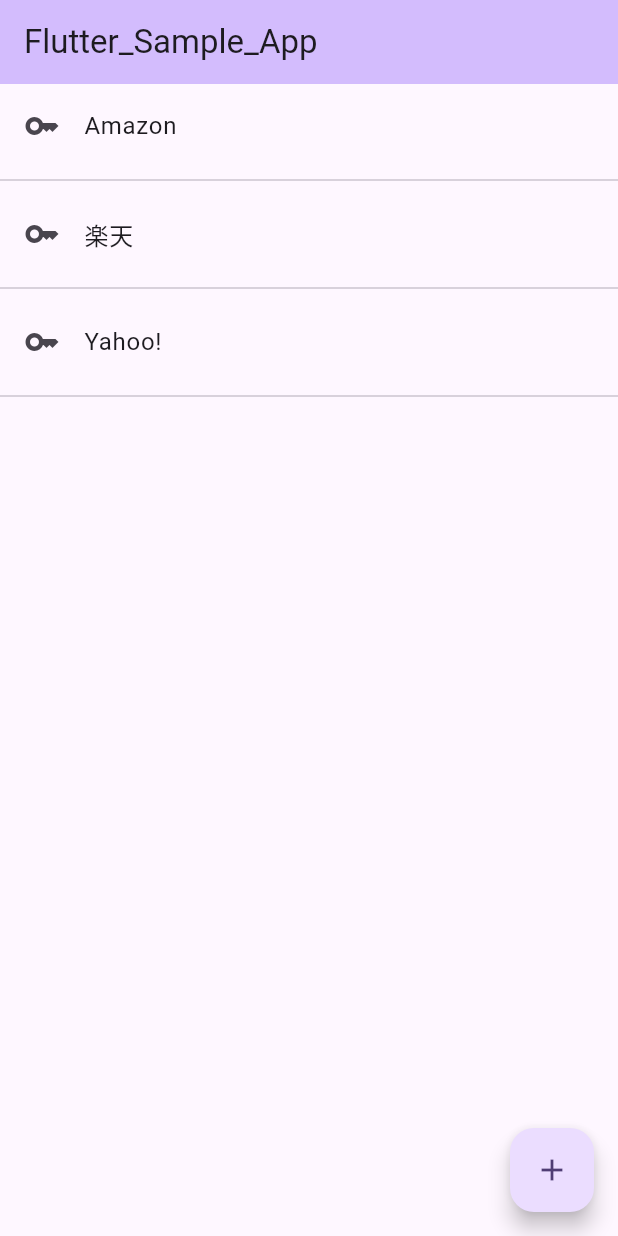
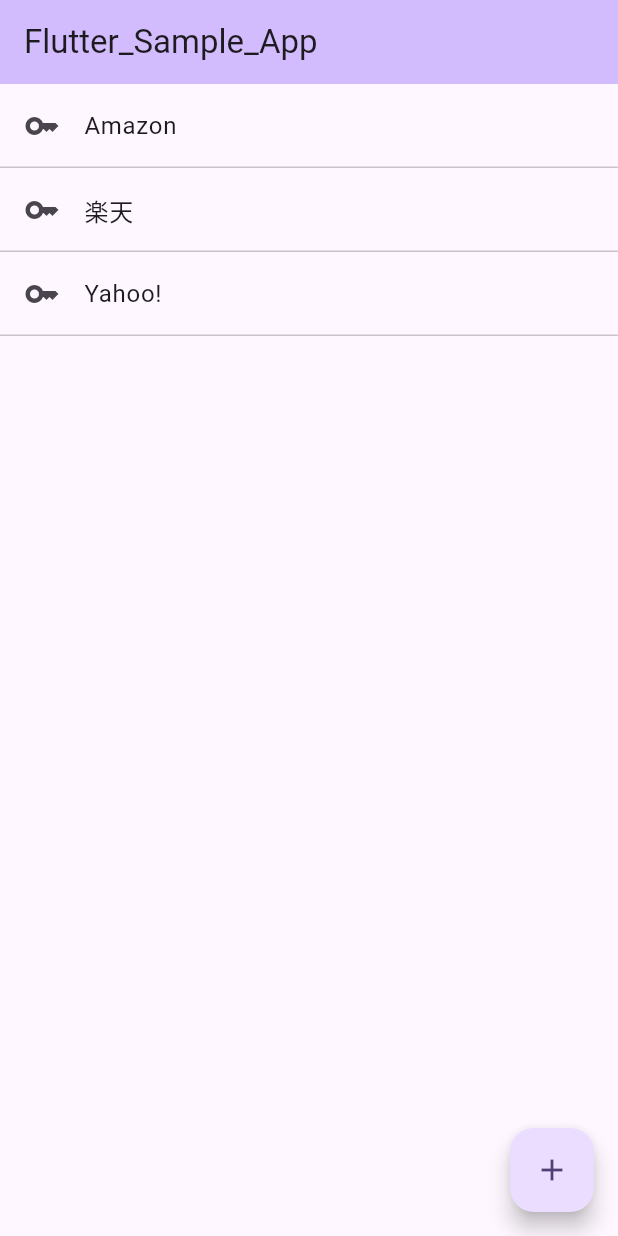
Before and after one commit to hide0621/flutter_sample_app, a Flutter app: the screen it shows after launch, on a phone screen of 412 x 824 dp. Run offline on Flutter 3.47's test engine with Material 3 defaults, Android fonts, the phone set to English and light mode, and no system bars.

Commit message:
区切り線の高さ（幅）を調整してみた

```diff
--- a/lib/main.dart
+++ b/lib/main.dart
@@ -52,21 +52,27 @@ class _MyHomePageState extends State<MyHomePage> {
             'Amazon',
           ),
         ),
-        Divider(),
+        Divider(
+          height: 0,
+        ),
         ListTile(
           leading: Icon(Icons.key),
           title: Text(
             '楽天',
           ),
         ),
-        Divider(),
+        Divider(
+          height: 0,
+        ),
         ListTile(
           leading: Icon(Icons.key),
           title: Text(
             'Yahoo!',
           ),
         ),
-        Divider(),
+        Divider(
+          height: 0,
+        ),
       ]),
       floatingActionButton: FloatingActionButton(
         onPressed: _incrementCounter,
```
